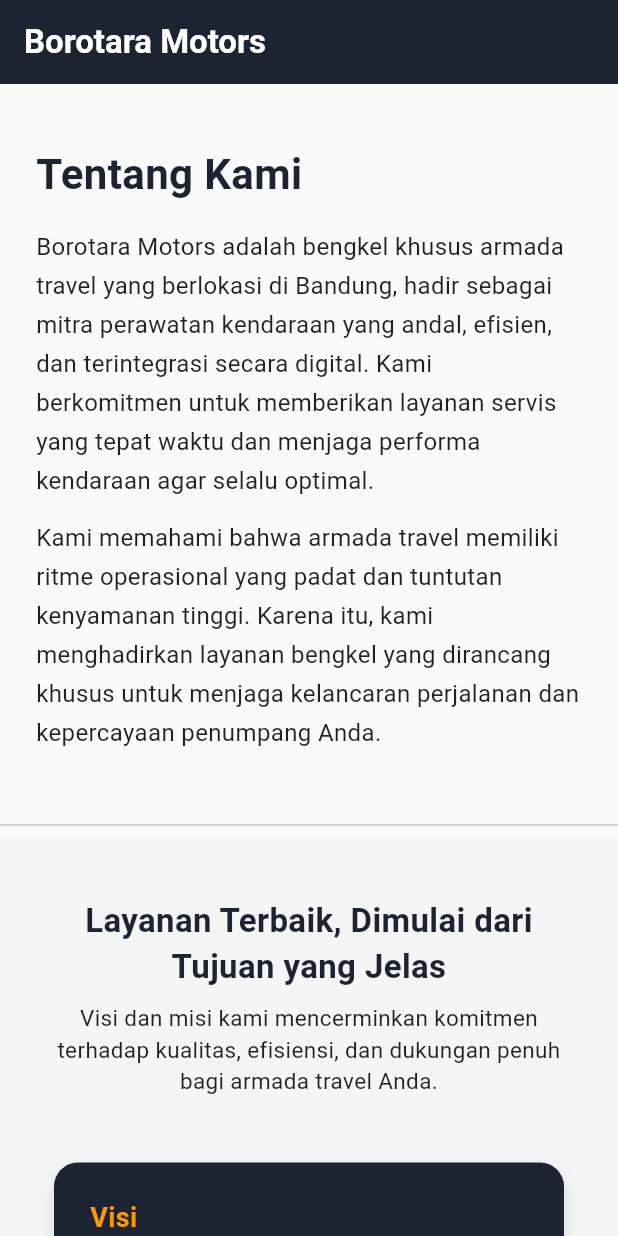
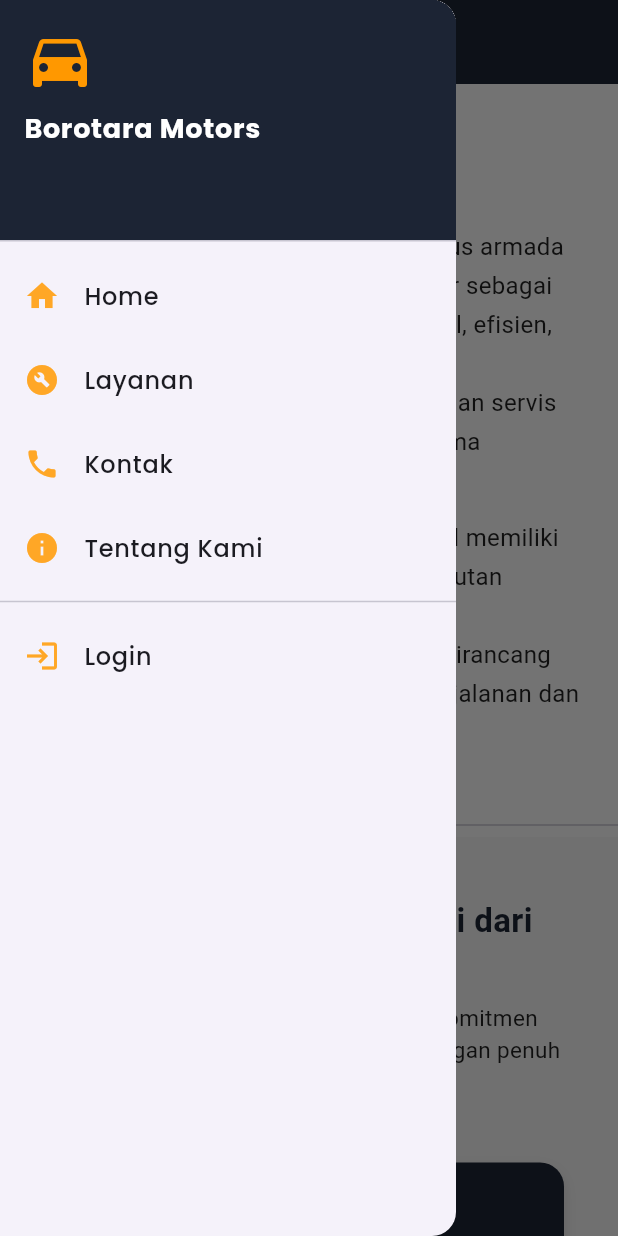
Before and after one commit to fahtinurai/BorotaraMotors_Mobile, a Flutter app: the AboutPage screen opened directly, with the side drawer open (before the commit the screen has no drawer), on a phone screen of 412 x 824 dp. Run offline on Flutter 3.47's test engine with Material 3 defaults, Android fonts, the light colour scheme and no system bars; our stand-ins replace google_fonts, shared_preferences; accounts and stored records are empty.

Commit message:
Revisi error, Nambahin navbar dan drawer ke AboutPage

```diff
--- a/lib/ui/auth/about_page.dart
+++ b/lib/ui/auth/about_page.dart
@@ -1,22 +1,95 @@
 import 'package:flutter/material.dart';
+import 'package:google_fonts/google_fonts.dart';
+
+import 'contact_page.dart';
+import 'home_page.dart';
+import 'login_page.dart';
+import 'service_page.dart';
+
 
 class AboutPage extends StatelessWidget {
-  const AboutPage({super.key});
+  AboutPage({super.key});
+
+  final String poppins = GoogleFonts.poppins().fontFamily ?? '';
 
   @override
   Widget build(BuildContext context) {
     return Scaffold(
       backgroundColor: Colors.grey[50],
+
+
       appBar: AppBar(
         backgroundColor: const Color(0xFF1C2434),
-        title: const Text(
+        title: Text(
           "Borotara Motors",
           style: TextStyle(
+            fontFamily: poppins,
+            color: Colors.orange[400],
             fontWeight: FontWeight.bold,
-            color: Colors.white,
           ),
         ),
+        centerTitle: true,
       ),
+      // ----------------------------------------------------
+
+
+      drawer: Drawer(
+        child: ListView(
+          padding: EdgeInsets.zero,
+          children: [
+            DrawerHeader(
+              decoration: const BoxDecoration(color: Color(0xFF1C2434)),
+              child: Column(
+                crossAxisAlignment: CrossAxisAlignment.start,
+                children: [
+                  const Icon(Icons.directions_car,
+                      color: Colors.orange, size: 48),
+                  const SizedBox(height: 8),
+                  Text(
+                    'Borotara Motors',
+                    style: TextStyle(
+                        fontFamily: poppins,
+                        color: Colors.white,
+                        fontSize: 18,
+                        fontWeight: FontWeight.bold),
+                  ),
+                ],
+              ),
+            ),
+            // Navigasi disesuaikan untuk halaman 'About'
+            _drawerItem(
+                'Home',
+                Icons.home,
+                () => Navigator.pushReplacement(context,
+                    MaterialPageRoute(builder: (_) => const HomePage()))),
+            _drawerItem(
+                'Layanan',
+                Icons.build_circle,
+                () => Navigator.pushReplacement(context,
+                    MaterialPageRoute(builder: (_) => const ServicePage()))),
+            _drawerItem(
+                'Kontak',
+                Icons.phone,
+                () => Navigator.pushReplacement(context,
+                    MaterialPageRoute(builder: (_) => const ContactPage()))),
+            _drawerItem(
+              'Tentang Kami',
+              Icons.info,
+              // Karena ini Halaman 'Tentang Kami', kita tutup saja drawer-nya
+              () => Navigator.pop(context),
+            ),
+            const Divider(),
+            _drawerItem(
+                'Login',
+                Icons.login,
+                () => Navigator.pushReplacement(context,
+                    MaterialPageRoute(builder: (_) => const LoginPage()))),
+          ],
+        ),
+      ),
+      // ---------------------------------------------------------
+
+      // Body-nya tetap sama (menggunakan perbaikan dari error sebelumnya)
       body: SingleChildScrollView(
         child: Column(
           children: [
@@ -88,17 +161,52 @@ class AboutPage extends StatelessWidget {
                   ),
                   const SizedBox(height: 32),
 
-                  // Kotak Visi dan Misi
+                  // Kotak Visi dan Misi (YANG DIPERBAIKI)
                   LayoutBuilder(
                     builder: (context, constraints) {
                       bool isWide = constraints.maxWidth > 700;
                       return Flex(
                         direction: isWide ? Axis.horizontal : Axis.vertical,
                         mainAxisAlignment: MainAxisAlignment.center,
+                        crossAxisAlignment: isWide
+                            ? CrossAxisAlignment.start
+                            : CrossAxisAlignment.stretch,
                         children: [
-                          // Visi
-                          Expanded(
-                            child: Container(
+                          if (isWide)
+                            Expanded(child: _buildVisiCard())
+                          else
+                            _buildVisiCard(),
+                          if (isWide)
+                            Expanded(child: _buildMisiCard())
+                          else
+                            _buildMisiCard(),
+                        ],
+                      );
+                    },
+                  ),
+                ],
+              ),
+            ),
+          ],
+        ),
+      ),
+    );
+  }
+
+  // --- DITAMBAHKAN: Helper method untuk Drawer Item ---
+  Widget _drawerItem(String title, IconData icon, VoidCallback onTap) {
+    return ListTile(
+      leading: Icon(icon, color: Colors.orange[400]),
+      title: Text(title,
+          style: TextStyle(fontFamily: poppins, fontWeight: FontWeight.w500)),
+      onTap: onTap,
+    );
+  }
+  // ---------------------------------------------------
+
+  // --- Widget Method untuk Visi ---
+  Widget _buildVisiCard() {
+    return Container(
       margin: const EdgeInsets.all(12),
       padding: const EdgeInsets.all(24),
       decoration: BoxDecoration(
@@ -136,12 +244,12 @@ class AboutPage extends StatelessWidget {
           ),
         ],
       ),
-                            ),
-                          ),
+    );
+  }
 
-                          // Misi
-                          Expanded(
-                            child: Container(
+  // --- Widget Method untuk Misi ---
+  Widget _buildMisiCard() {
+    return Container(
       margin: const EdgeInsets.all(12),
       padding: const EdgeInsets.all(24),
       decoration: BoxDecoration(
@@ -179,18 +287,6 @@ class AboutPage extends StatelessWidget {
           ),
         ],
       ),
-                            ),
-                          ),
-                        ],
-                      );
-                    },
-                  ),
-                ],
-              ),
-            ),
-          ],
-        ),
-      ),
     );
   }
 }
--- a/lib/ui/auth/contact_page.dart
+++ b/lib/ui/auth/contact_page.dart
@@ -52,7 +52,7 @@ class ContactPage extends StatelessWidget {
             _drawerItem(context, 'Home', Icons.home, const HomePage()),
             _drawerItem(context, 'Layanan', Icons.build_circle, const ServicePage()),
             _drawerItem(context, 'Kontak', Icons.phone, null),
-            _drawerItem(context, 'Tentang Kami', Icons.info, const AboutPage()),
+            _drawerItem(context, 'Tentang Kami', Icons.info, AboutPage()),
             const Divider(),
             _drawerItem(context, 'Login', Icons.login, const LoginPage()),
           ],
--- a/lib/ui/auth/home_page.dart
+++ b/lib/ui/auth/home_page.dart
@@ -69,7 +69,7 @@ class _HomePageState extends State<HomePage> {
                 'Tentang Kami',
                 Icons.info,
                 () => Navigator.pushReplacement(context,
-                    MaterialPageRoute(builder: (_) => const AboutPage()))),
+                    MaterialPageRoute(builder: (_) => AboutPage()))),
             const Divider(),
             _drawerItem(
                 'Login',
--- a/lib/ui/auth/service_page.dart
+++ b/lib/ui/auth/service_page.dart
@@ -95,7 +95,7 @@ class _ServicePageState extends State<ServicePage> {
                 () => Navigator.pushReplacement(
                     context,
                     MaterialPageRoute(
-                        builder: (_) => const AboutPage()))), // Ganti halaman
+                        builder: (_) => AboutPage()))), // Ganti halaman
             const Divider(),
             _drawerItem(
                 'Login',
```
Lines whose indentation alone changed are shown as unchanged.
